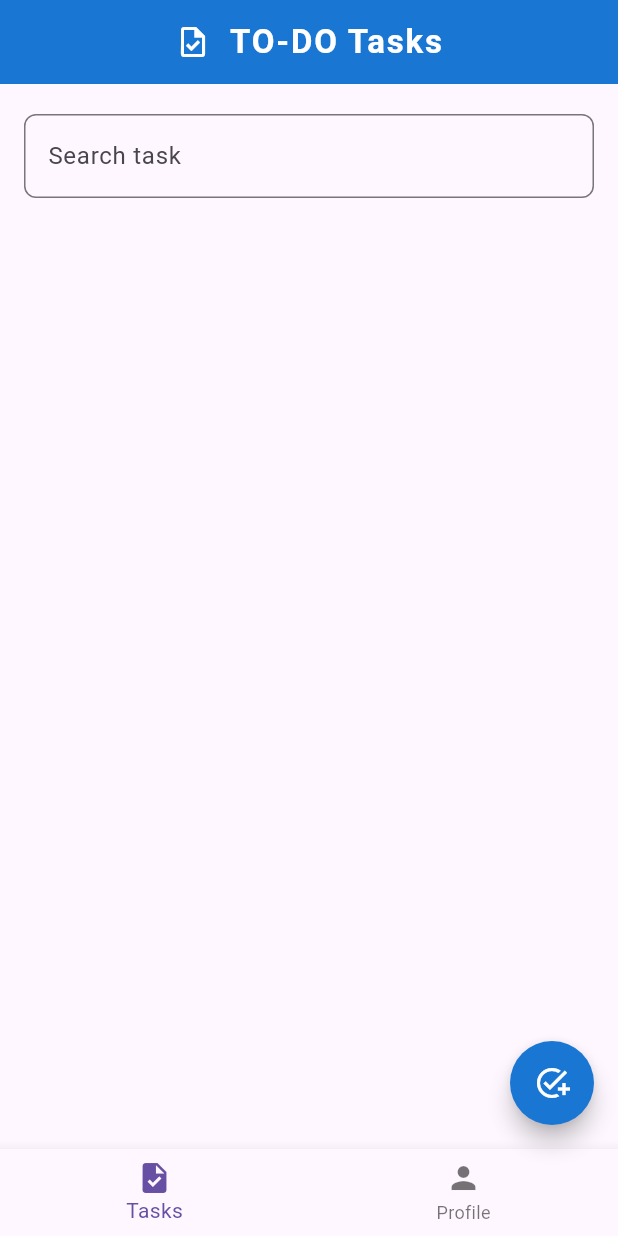
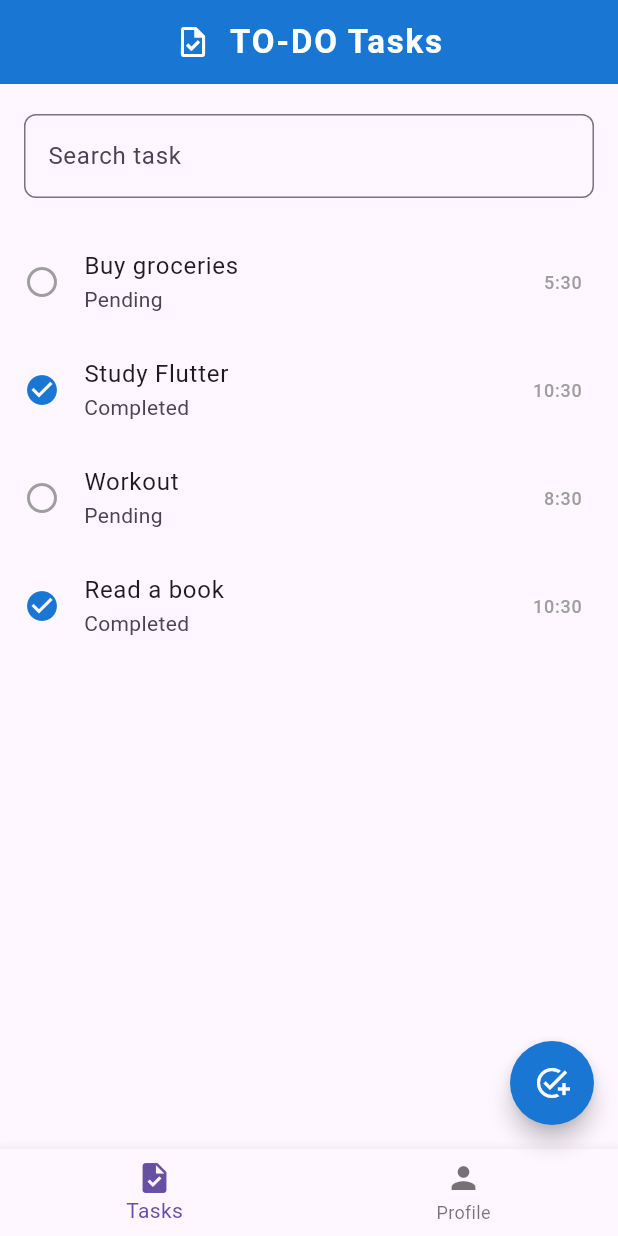
Before and after one commit to vincenitee/todo-list-supabase, a Flutter app: the HomeScreen screen opened directly, on a phone screen of 412 x 824 dp. Run offline on Flutter 3.47's test engine with Material 3 defaults, Android fonts, the phone set to English and light mode, and no system bars.

Commit message:
feature: Add ListView and List Item for Tasks

```diff
--- a/lib/models/task.dart
+++ b/lib/models/task.dart
@@ -2,7 +2,7 @@ class Task{
   final int id;
   final String userId;
   final String title;
-  final bool isDone;
+  bool isDone;
   final DateTime createdAt;
 
   Task({
--- a/lib/screens/home.dart
+++ b/lib/screens/home.dart
@@ -1,4 +1,5 @@
 import 'package:flutter/material.dart';
+import 'package:todo_list_supabase/models/task.dart';
 import 'package:todo_list_supabase/widgets/custom_textfield.dart';
 
 class HomeScreen extends StatefulWidget {
@@ -9,6 +10,36 @@ class HomeScreen extends StatefulWidget {
 }
 
 class _HomeScreenState extends State<HomeScreen> {
+  final List<Task> tasks = [
+    Task(
+      id: 1,
+      userId: 'f4b36c94-2a1f-11ee-be56-0242ac120002',
+      title: 'Buy groceries',
+      isDone: false,
+      createdAt: DateTime.now().subtract(Duration(hours: 5)),
+    ),
+    Task(
+      id: 2,
+      userId: 'f4b36c94-2a1f-11ee-be56-0242ac120002',
+      title: 'Study Flutter',
+      isDone: true,
+      createdAt: DateTime.now().subtract(Duration(days: 1)),
+    ),
+    Task(
+      id: 3,
+      userId: 'f4b36c94-2a1f-11ee-be56-0242ac120002',
+      title: 'Workout',
+      isDone: false,
+      createdAt: DateTime.now().subtract(Duration(hours: 2)),
+    ),
+    Task(
+      id: 4,
+      userId: 'f4b36c94-2a1f-11ee-be56-0242ac120002',
+      title: 'Read a book',
+      isDone: true,
+      createdAt: DateTime.now().subtract(Duration(days: 3)),
+    ),
+  ];
 
   @override
   Widget build(BuildContext context) {
@@ -36,8 +67,7 @@ class _HomeScreenState extends State<HomeScreen> {
         centerTitle: true,
       ),
 
-      body: SingleChildScrollView(
-        child: Column(
+      body: Column(
         children: [
           Padding(
             padding: const EdgeInsets.symmetric(horizontal: 16, vertical: 20),
@@ -45,17 +75,42 @@ class _HomeScreenState extends State<HomeScreen> {
           ),
 
           // List of Tasks
-
+          Expanded(
+            child: ListView.builder(
+              itemCount: tasks.length,
+              physics: BouncingScrollPhysics(),
+              itemBuilder: (context, index) {
+                final task = tasks[index];
+                return ListTile(
+                  leading: Icon(
+                    task.isDone
+                        ? Icons.check_circle
+                        : Icons.radio_button_unchecked,
+                    color: task.isDone ? Colors.blue.shade700 : Colors.grey,
+                  ),
+                  title: Text(task.title),
+                  trailing: Text(
+                    '${task.createdAt.hour}:${task.createdAt.minute.toString().padLeft(2, '0')}',
+                    style: TextStyle(fontSize: 12, color: Colors.grey),
+                  ),
+                  subtitle: Text(task.isDone ? 'Completed' : 'Pending'),
+                  onTap: () {
+                    // toggle done state in UI for demo purposes
+                    task.isDone = !task.isDone;
+                    (context as Element)
+                        .markNeedsBuild(); // rebuild to reflect change
+                  },
+                );
+              },
+            ),
+          ),
         ],
-        ),
       ),
 
       floatingActionButton: FloatingActionButton(
         onPressed: () {},
         backgroundColor: Colors.blue.shade700,
-        shape: RoundedRectangleBorder(
-          borderRadius: BorderRadiusGeometry.circular(100),
-        ),
+        shape: RoundedRectangleBorder(borderRadius: BorderRadius.circular(100)),
         child: Icon(Icons.add_task, color: Colors.white, size: 24),
       ),
 
```
Lines whose indentation alone changed are shown as unchanged.
